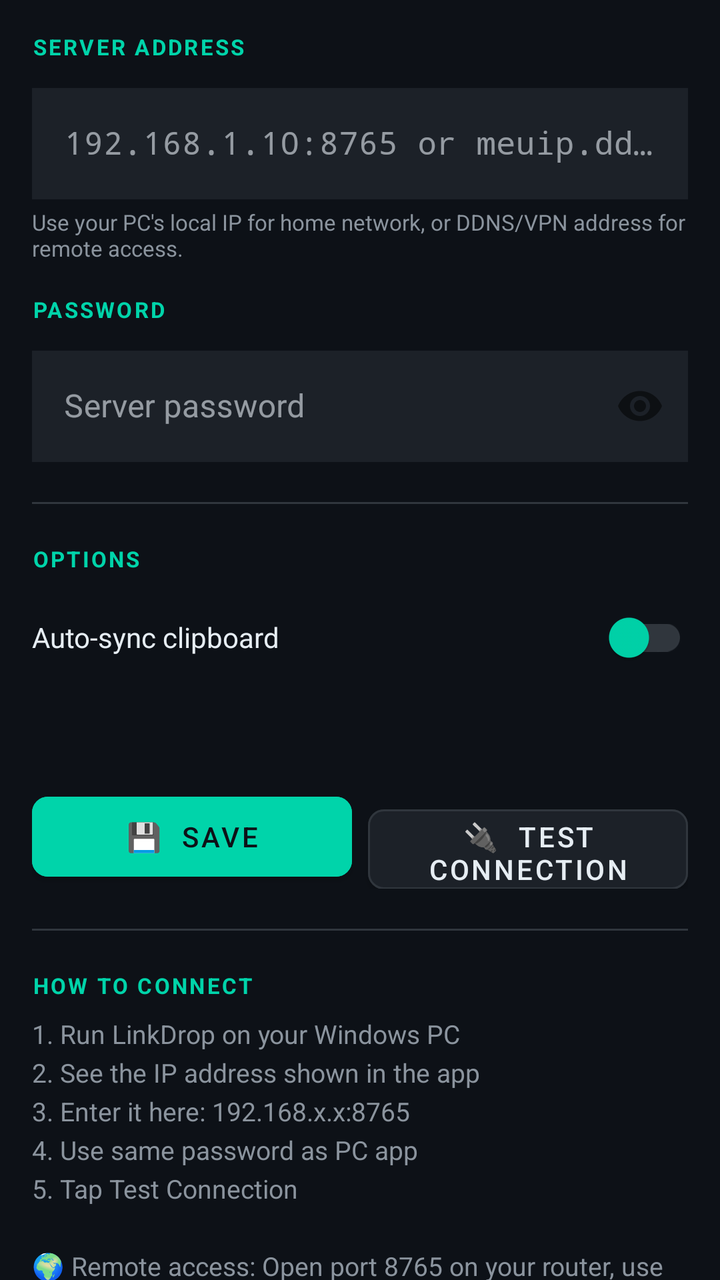
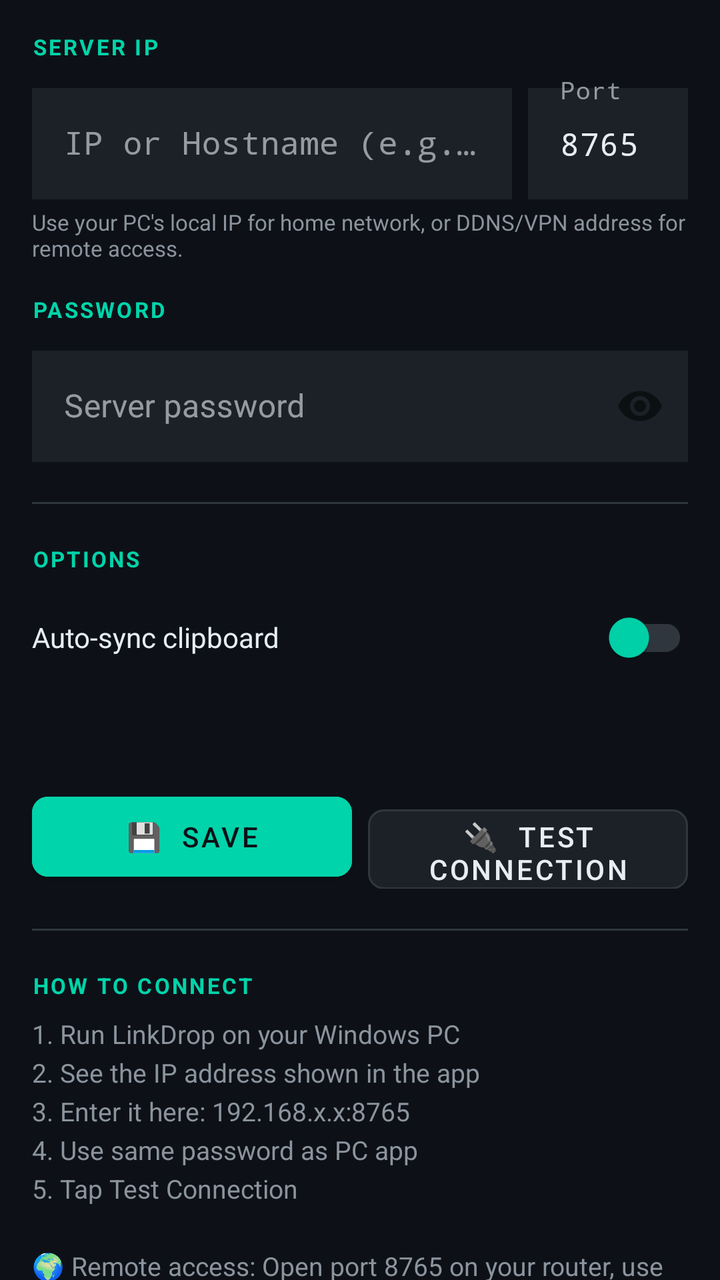

Screens rendered from an Android XML layout before and after an edit, with the pre-edit source and the edit as a unified diff.
<!-- AndroidManifest.xml: application theme Theme.LinkDrop -->
<!-- res/layout/fragment_settings.xml -->
<?xml version="1.0" encoding="utf-8"?>
<androidx.core.widget.NestedScrollView
    xmlns:android="http://schemas.android.com/apk/res/android"
    xmlns:app="http://schemas.android.com/apk/res-auto"
    android:layout_width="match_parent"
    android:layout_height="match_parent"
    android:background="@color/bg_dark">

    <LinearLayout
        android:layout_width="match_parent"
        android:layout_height="wrap_content"
        android:orientation="vertical"
        android:padding="16dp">

        
        <TextView
            android:layout_width="wrap_content"
            android:layout_height="wrap_content"
            android:text="SERVER ADDRESS"
            android:textColor="@color/accent"
            android:textSize="11sp"
            android:textStyle="bold"
            android:letterSpacing="0.1"
            android:layout_marginBottom="8dp" />

        <com.google.android.material.textfield.TextInputLayout
            android:layout_width="match_parent"
            android:layout_height="wrap_content"
            style="@style/Widget.MaterialComponents.TextInputLayout.OutlinedBox"
            app:boxStrokeColor="@color/border"
            app:hintTextColor="@color/text_dim"
            android:hint="192.168.1.10:8765 or meuip.ddns.net:8765">

            <com.google.android.material.textfield.TextInputEditText
                android:id="@+id/editUrl"
                android:layout_width="match_parent"
                android:layout_height="wrap_content"
                android:textColor="@color/text_main"
                android:textColorHint="@color/text_dim"
                android:inputType="textUri"
                android:fontFamily="monospace"
                android:background="@color/bg_card" />
        </com.google.android.material.textfield.TextInputLayout>

        <TextView
            android:layout_width="wrap_content"
            android:layout_height="wrap_content"
            android:textColor="@color/text_dim"
            android:textSize="11sp"
            android:text="Use your PC's local IP for home network, or DDNS/VPN address for remote access."
            android:layout_marginTop="4dp"
            android:layout_marginBottom="16dp" />

        
        <TextView
            android:layout_width="wrap_content"
            android:layout_height="wrap_content"
            android:text="PASSWORD"
            android:textColor="@color/accent"
            android:textSize="11sp"
            android:textStyle="bold"
            android:letterSpacing="0.1"
            android:layout_marginBottom="8dp" />

        <com.google.android.material.textfield.TextInputLayout
            android:layout_width="match_parent"
            android:layout_height="wrap_content"
            style="@style/Widget.MaterialComponents.TextInputLayout.OutlinedBox"
            app:boxStrokeColor="@color/border"
            app:hintTextColor="@color/text_dim"
            app:passwordToggleEnabled="true"
            android:hint="Server password">

            <com.google.android.material.textfield.TextInputEditText
                android:id="@+id/editPassword"
                android:layout_width="match_parent"
                android:layout_height="wrap_content"
                android:textColor="@color/text_main"
                android:textColorHint="@color/text_dim"
                android:inputType="textPassword"
                android:background="@color/bg_card" />
        </com.google.android.material.textfield.TextInputLayout>

        
        <View
            android:layout_width="match_parent"
            android:layout_height="1dp"
            android:background="@color/border"
            android:layout_marginVertical="20dp" />

        <TextView
            android:layout_width="wrap_content"
            android:layout_height="wrap_content"
            android:text="OPTIONS"
            android:textColor="@color/accent"
            android:textSize="11sp"
            android:textStyle="bold"
            android:letterSpacing="0.1"
            android:layout_marginBottom="8dp" />

        <com.google.android.material.switchmaterial.SwitchMaterial
            android:id="@+id/switchClipboard"
            android:layout_width="match_parent"
            android:layout_height="wrap_content"
            android:text="Auto-sync clipboard"
            android:textColor="@color/text_main"
            app:thumbTint="@color/accent"
            app:trackTint="@color/border" />

        
        <TextView
            android:id="@+id/statusText"
            android:layout_width="match_parent"
            android:layout_height="wrap_content"
            android:layout_marginTop="16dp"
            android:textColor="@color/text_dim"
            android:textSize="13sp"
            android:fontFamily="monospace"
            android:text="" />

        
        <LinearLayout
            android:layout_width="match_parent"
            android:layout_height="wrap_content"
            android:orientation="horizontal"
            android:layout_marginTop="16dp">

            <com.google.android.material.button.MaterialButton
                android:id="@+id/btnSave"
                android:layout_width="0dp"
                android:layout_weight="1"
                android:layout_height="52dp"
                android:text="💾  Save"
                android:textColor="@color/bg_dark"
                android:backgroundTint="@color/accent"
                app:cornerRadius="8dp"
                android:layout_marginEnd="8dp" />

            <com.google.android.material.button.MaterialButton
                android:id="@+id/btnTest"
                android:layout_width="0dp"
                android:layout_weight="1"
                android:layout_height="52dp"
                android:text="🔌  Test Connection"
                android:textColor="@color/text_main"
                android:backgroundTint="@color/bg_card"
                app:strokeColor="@color/border"
                app:strokeWidth="1dp"
                app:cornerRadius="8dp" />

        </LinearLayout>

        
        <View
            android:layout_width="match_parent"
            android:layout_height="1dp"
            android:background="@color/border"
            android:layout_marginVertical="20dp" />

        <TextView
            android:layout_width="wrap_content"
            android:layout_height="wrap_content"
            android:text="HOW TO CONNECT"
            android:textColor="@color/accent"
            android:textSize="11sp"
            android:textStyle="bold"
            android:letterSpacing="0.1"
            android:layout_marginBottom="8dp" />

        <TextView
            android:layout_width="wrap_content"
            android:layout_height="wrap_content"
            android:textColor="@color/text_dim"
            android:textSize="13sp"
            android:lineSpacingExtra="4dp"
            android:text="1. Run LinkDrop on your Windows PC\n2. See the IP address shown in the app\n3. Enter it here: 192.168.x.x:8765\n4. Use same password as PC app\n5. Tap Test Connection\n\n🌍 Remote access: Open port 8765 on your router, use your public IP or DDNS address." />

    </LinearLayout>
</androidx.core.widget.NestedScrollView>
<!-- resources referenced by this layout -->
<resources>
  <color name="accent">#00D4AA</color>
  <color name="bg_card">#1C2128</color>
  <color name="bg_dark">#0D1117</color>
  <color name="border">#30363D</color>
  <color name="text_dim">#8B949E</color>
  <color name="text_main">#E6EDF3</color>
  <style name="Theme.LinkDrop" parent="Theme.MaterialComponents.DayNight.NoActionBar">
          <item name="colorPrimary">@color/accent</item>
          <item name="colorPrimaryVariant">@color/accent2</item>
          <item name="colorOnPrimary">@color/bg_dark</item>
          <item name="colorSecondary">@color/accent2</item>
          <item name="colorOnSecondary">@color/bg_dark</item>
          <item name="colorSurface">@color/bg_card</item>
          <item name="colorOnSurface">@color/text_main</item>
          <item name="android:colorBackground">@color/bg_dark</item>
          <item name="android:windowBackground">@color/bg_dark</item>
          <item name="android:statusBarColor">@color/bg_panel</item>
          <item name="android:navigationBarColor">@color/bg_dark</item>
          <item name="android:textColor">@color/text_main</item>
          <item name="materialAlertDialogTheme">@style/AlertDialogTheme</item>
      </style>
  <color name="accent2">#0099FF</color>
  <color name="bg_panel">#161B22</color>
  <style name="AlertDialogTheme" parent="ThemeOverlay.MaterialComponents.MaterialAlertDialog">
          <item name="colorSurface">@color/bg_card</item>
          <item name="colorOnSurface">@color/text_main</item>
          <item name="colorPrimary">@color/accent</item>
      </style>
</resources>

<!-- the commit's change to res/layout/fragment_settings.xml (unified diff, before → after) -->
@@ -16,31 +16,60 @@
         <TextView
             android:layout_width="wrap_content"
             android:layout_height="wrap_content"
-            android:text="SERVER ADDRESS"
-            android:textColor="@color/accent"
-            android:textSize="11sp"
-            android:textStyle="bold"
-            android:letterSpacing="0.1"
-            android:layout_marginBottom="8dp" />
-
-        <com.google.android.material.textfield.TextInputLayout
-            android:layout_width="match_parent"
-            android:layout_height="wrap_content"
-            style="@style/Widget.MaterialComponents.TextInputLayout.OutlinedBox"
-            app:boxStrokeColor="@color/border"
-            app:hintTextColor="@color/text_dim"
-            android:hint="192.168.1.10:8765 or meuip.ddns.net:8765">
-
-            <com.google.android.material.textfield.TextInputEditText
-                android:id="@+id/editUrl"
-                android:layout_width="match_parent"
+            android:text="SERVER IP"
+            android:textColor="@color/accent"
+            android:textSize="11sp"
+            android:textStyle="bold"
+            android:letterSpacing="0.1"
+            android:layout_marginBottom="8dp" />
+
+        <LinearLayout
+            android:layout_width="match_parent"
+            android:layout_height="wrap_content"
+            android:orientation="horizontal">
+
+            <com.google.android.material.textfield.TextInputLayout
+                android:layout_width="0dp"
+                android:layout_weight="3"
                 android:layout_height="wrap_content"
-                android:textColor="@color/text_main"
-                android:textColorHint="@color/text_dim"
-                android:inputType="textUri"
-                android:fontFamily="monospace"
-                android:background="@color/bg_card" />
-        </com.google.android.material.textfield.TextInputLayout>
+                style="@style/Widget.MaterialComponents.TextInputLayout.OutlinedBox"
+                app:boxStrokeColor="@color/border"
+                app:hintTextColor="@color/text_dim"
+                android:hint="IP or Hostname (e.g. 192.168.1.10)">
+
+                <com.google.android.material.textfield.TextInputEditText
+                    android:id="@+id/editIp"
+                    android:layout_width="match_parent"
+                    android:layout_height="wrap_content"
+                    android:textColor="@color/text_main"
+                    android:textColorHint="@color/text_dim"
+                    android:inputType="textUri"
+                    android:fontFamily="monospace"
+                    android:background="@color/bg_card" />
+            </com.google.android.material.textfield.TextInputLayout>
+
+            <com.google.android.material.textfield.TextInputLayout
+                android:layout_width="0dp"
+                android:layout_weight="1"
+                android:layout_height="wrap_content"
+                style="@style/Widget.MaterialComponents.TextInputLayout.OutlinedBox"
+                app:boxStrokeColor="@color/border"
+                app:hintTextColor="@color/text_dim"
+                android:hint="Port"
+                android:layout_marginStart="8dp">
+
+                <com.google.android.material.textfield.TextInputEditText
+                    android:id="@+id/editPort"
+                    android:layout_width="match_parent"
+                    android:layout_height="wrap_content"
+                    android:textColor="@color/text_main"
+                    android:textColorHint="@color/text_dim"
+                    android:inputType="number"
+                    android:text="8765"
+                    android:fontFamily="monospace"
+                    android:background="@color/bg_card" />
+            </com.google.android.material.textfield.TextInputLayout>
+        </LinearLayout>
 
         <TextView
             android:layout_width="wrap_content"
